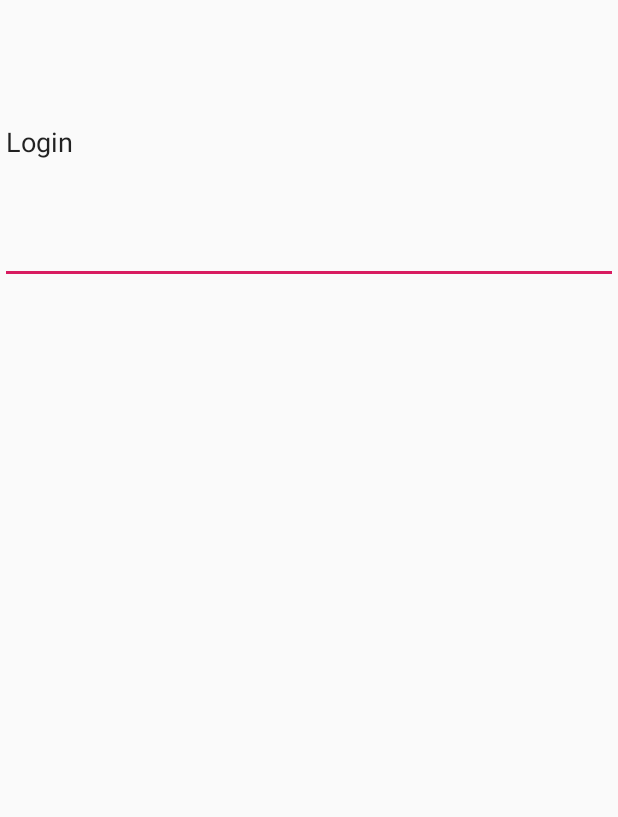
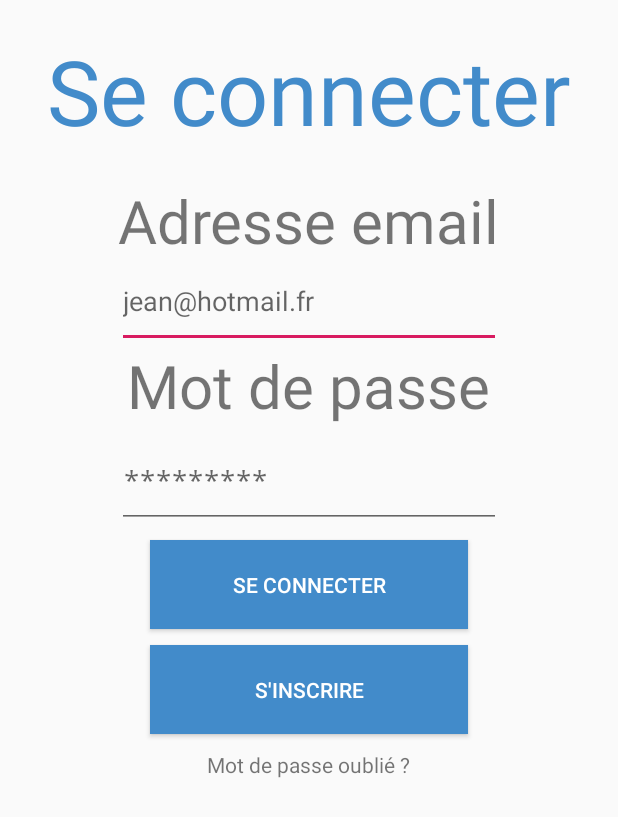
Before and after one commit to Viale-Stephane/PS6_IHM, an Android app: the screen it shows after launch (LoginActivity), on a phone screen of 412 x 824 dp. Before the commit the part shown is almost empty. Shown: the top 817 px of the screen. Run offline under Robolectric (Android 15) with nearby library versions, the phone set to English and light mode, and no system bars.

Commit message:
page login suite

```diff
--- a/GeoResto/app/src/main/res/layout/login.xml
+++ b/GeoResto/app/src/main/res/layout/login.xml
@@ -6,25 +6,79 @@
     android:layout_width="match_parent"
     android:layout_height="match_parent">
 
+    <TextView
+        android:id="@+id/login"
+        android:layout_width="wrap_content"
+        android:layout_height="wrap_content"
+        android:layout_gravity="center_horizontal"
+        android:layout_marginTop="20sp"
+        android:text="@string/connect"
+        android:textColor="#428bca"
+        android:textSize="60sp" />
+    <TextView
+        android:id="@+id/stringUsername"
+        android:layout_width="wrap_content"
+        android:layout_height="wrap_content"
+        android:layout_gravity="center_horizontal"
+        android:layout_marginTop="120sp"
+        android:textSize="40sp"
+        android:text="@string/username" />
+
     <EditText
-        android:id="@+id/editText"
-        android:layout_width="match_parent"
-        android:layout_height="189dp"
-        android:contentDescription="Loginsss"
-        android:ems="10"
+        android:id="@+id/username"
+        android:layout_width="wrap_content"
+        android:layout_height="62dp"
+        android:layout_gravity="center_horizontal"
+        android:layout_marginTop="170sp"
+        android:ems="12"
         android:inputType="textPersonName"
-        android:text="Login"
-        android:visibility="visible"
-        tools:text="@tools:sample/cities" />
+        android:hint="jean@hotmail.fr" />
+
+    <TextView
+        android:id="@+id/stringPassword"
+        android:layout_width="wrap_content"
+        android:layout_height="wrap_content"
+        android:layout_gravity="center_horizontal"
+        android:layout_marginTop="230sp"
+        android:textSize="40sp"
+        android:text="@string/password" />
 
 
+    <EditText
+        android:id="@+id/password"
+        android:layout_width="wrap_content"
+        android:layout_height="62sp"
+        android:layout_gravity="center_horizontal"
+        android:layout_marginTop="290sp"
+        android:ems="12"
+        android:hint="*********"
+        android:inputType="textPassword" />
 
+    <Button
+        android:id="@+id/button"
+        android:layout_width="212dp"
+        android:layout_height="59dp"
+        android:layout_gravity="center_horizontal"
+        android:layout_marginTop="360sp"
+        android:text="@string/connect"
+        android:background="#428bca"
+        android:textColor="#FFFFFF"/>
 
-    <ImageView
-        android:id="@+id/imageView"
+    <Button
+        android:id="@+id/button2"
+        android:layout_width="212dp"
+        android:layout_height="59dp"
+        android:layout_gravity="center_horizontal"
+        android:layout_marginTop="430sp"
+        android:background="#428bca"
+        android:text="@string/register"
+        android:textColor="#FFFFFF"/>
+
+    <TextView
+        android:id="@+id/textView"
         android:layout_width="wrap_content"
         android:layout_height="wrap_content"
-        android:visibility="visible"
-        tools:srcCompat="@tools:sample/backgrounds/scenic[1]" />
-
+        android:layout_gravity="center_horizontal"
+        android:layout_marginTop="500sp"
+        android:text="@string/passwordForgotten" />
 </android.support.v7.widget.ContentFrameLayout>
--- a/GeoResto/app/src/main/res/values/strings.xml
+++ b/GeoResto/app/src/main/res/values/strings.xml
@@ -2,7 +2,10 @@
     <string name="app_name">GeoResto</string>
     <string name="title_activity_maps">Map</string>
     <string name="title_activity_login">Login</string>
-
+    <string name="username">Adresse email</string>
+    <string name="password">Mot de passe</string>
     <string name="connect">Se connecter</string>
+    <string name="register">S\'inscrire</string>
+    <string name="passwordForgotten">Mot de passe oublié ?</string>
     <string name="menu">menu</string>
 </resources>
```
